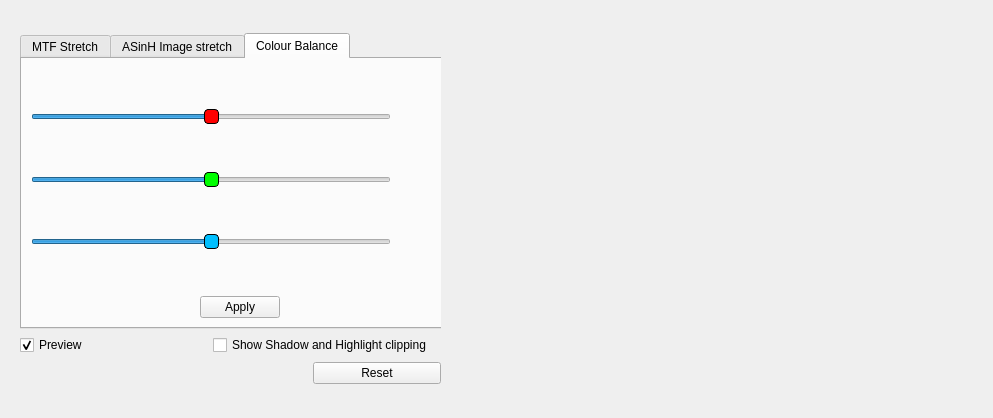
This is DeepSkyStacker/ui/ProcessingControls.ui in deepskystacker/DSS as Qt 5 draws it before an edit. The edited form follows.
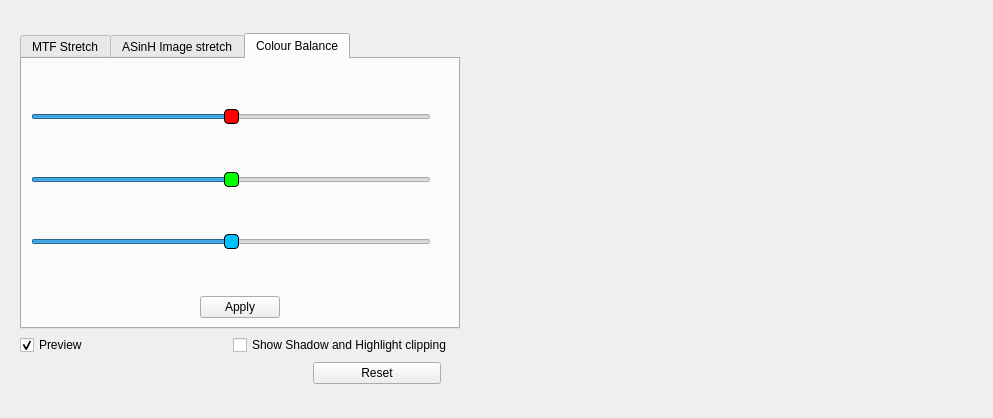
This is the edited form. The open tabs and pages were chosen to show the change. Icons and pictures are not drawn. Custom widgets are drawn as their Qt base class.

Commit message: Fix some form layout issues

Diff of the .ui file:
```diff
--- a/DeepSkyStacker/ui/ProcessingControls.ui
+++ b/DeepSkyStacker/ui/ProcessingControls.ui
@@ -18,13 +18,13 @@
     <widget class="QWidget" name="widget" native="true">
      <property name="minimumSize">
       <size>
-       <width>430</width>
+       <width>450</width>
        <height>370</height>
       </size>
      </property>
      <property name="maximumSize">
       <size>
-       <width>430</width>
+       <width>450</width>
        <height>370</height>
       </size>
      </property>
@@ -762,7 +762,7 @@
            <widget class="QSlider" name="redSlider">
             <property name="maximumSize">
              <size>
-              <width>360</width>
+              <width>400</width>
               <height>16777215</height>
              </size>
             </property>
@@ -811,7 +811,7 @@
            <widget class="QSlider" name="greenSlider">
             <property name="maximumSize">
              <size>
-              <width>360</width>
+              <width>400</width>
               <height>16777215</height>
              </size>
             </property>
@@ -860,7 +860,7 @@
            <widget class="QSlider" name="blueSlider">
             <property name="maximumSize">
              <size>
-              <width>360</width>
+              <width>400</width>
               <height>16777215</height>
              </size>
             </property>
```
Left out of the diff: 4 changed lines with no effect on the pictures.
